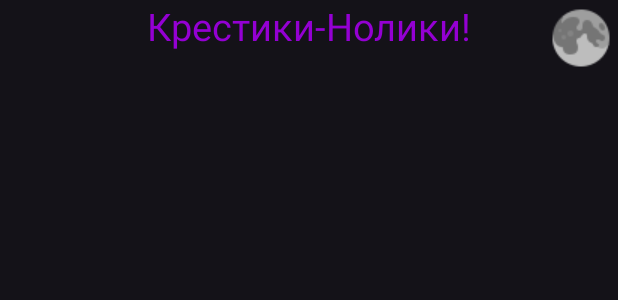
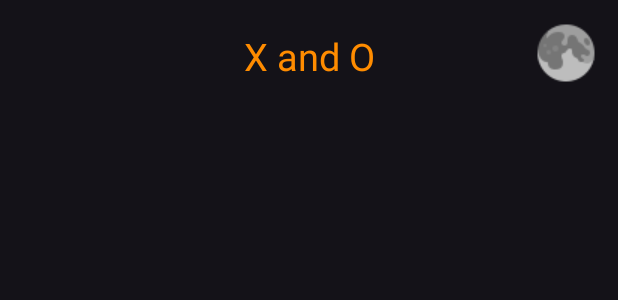
Before and after one commit to TON618OFF/Android-Studio-PW3, an Android app: the layout activity_main.xml on its own in the app's theme, with its tools: preview values and no code run, on a phone screen of 412 x 824 dp. Shown: the top 300 px of the screen. Run offline under Robolectric (Android 15) with nearby library versions, the phone set to English and light mode, and no system bars.

Commit message:
style update

```diff
--- a/app/src/main/res/layout/activity_main.xml
+++ b/app/src/main/res/layout/activity_main.xml
@@ -15,16 +15,19 @@
         app:layout_constraintTop_toTopOf="parent"
         android:src="@drawable/moon"
         android:background="@null"
+        android:layout_marginTop="10dp"
+        android:layout_marginRight="10dp"
         style="@style/Img"/>
 
     <TextView
         android:layout_width="wrap_content"
         android:layout_height="wrap_content"
-        android:text="Крестики-Нолики!"
+        android:text="X and O"
         app:layout_constraintEnd_toEndOf="parent"
         app:layout_constraintStart_toStartOf="parent"
         app:layout_constraintTop_toTopOf="parent"
+        android:layout_marginTop="20dp"
         android:textSize="25sp"
-        android:textColor="@color/darkviolet"/>
+        android:textColor="@color/darkorange"/>
 
 </androidx.constraintlayout.widget.ConstraintLayout>
```
